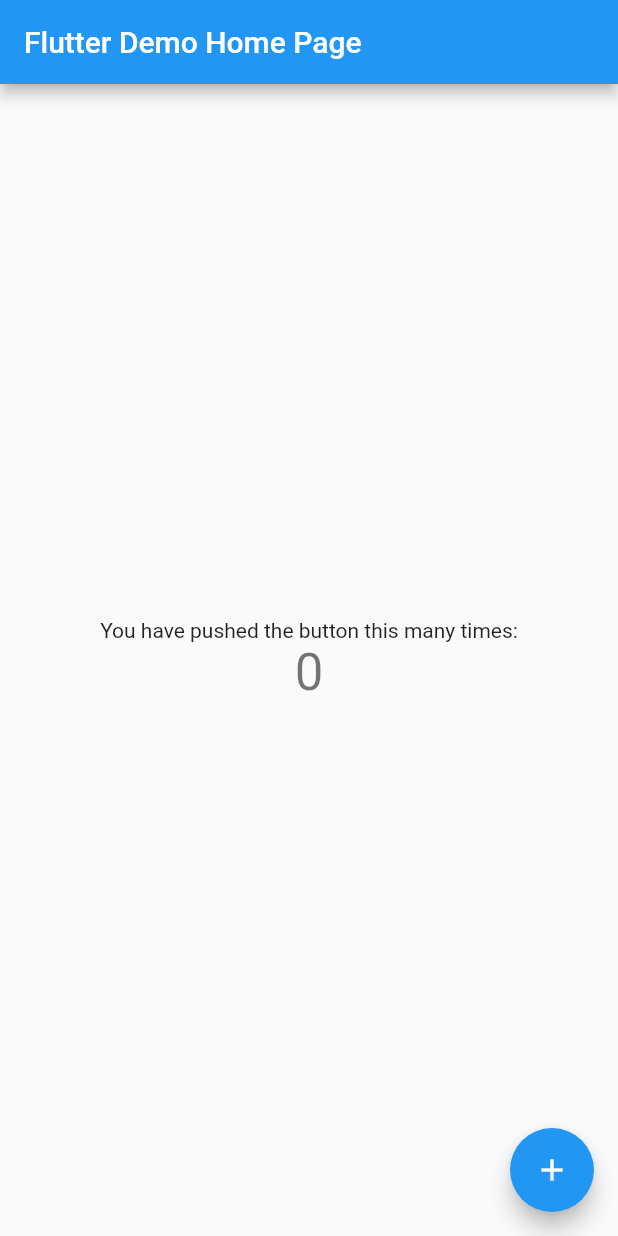
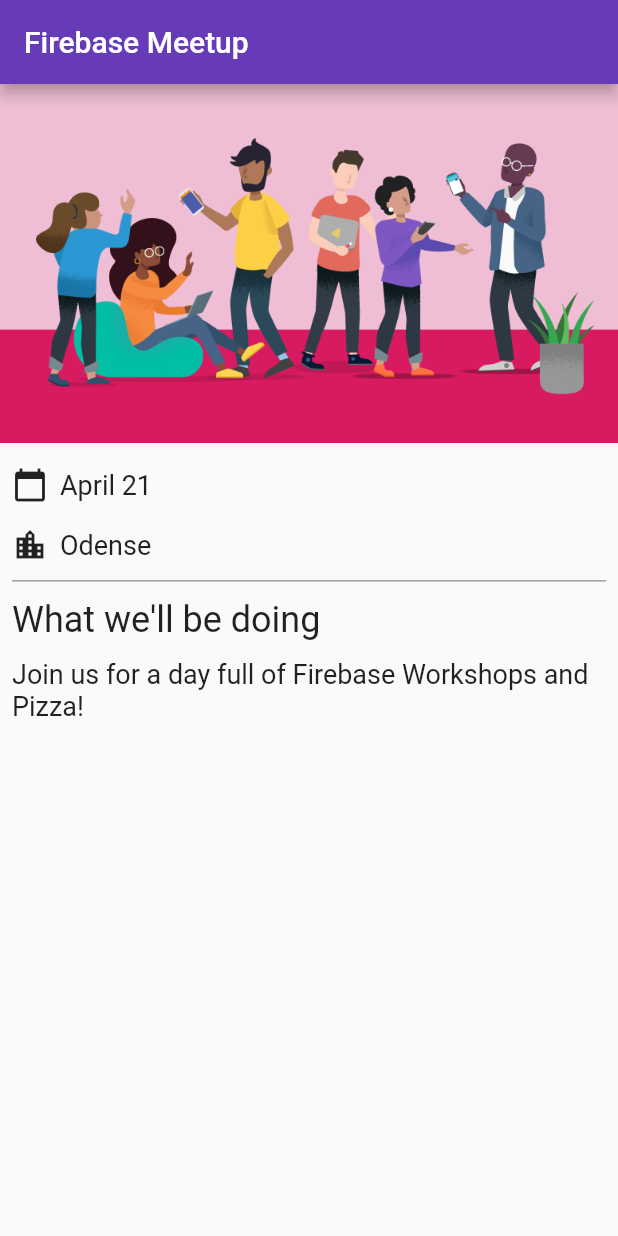
Before and after one commit to MarcKlesiewicz/learning-firebase--1, a Flutter app: the screen it shows after launch, on a phone screen of 412 x 824 dp. Run offline on Flutter 3.47's test engine with Material 2 defaults, Android fonts, the phone set to English and light mode, and no system bars; our stand-ins replace google_fonts.

Commit message:
Main layout setup

```diff
--- a/learning_firebase/lib/main.dart
+++ b/learning_firebase/lib/main.dart
@@ -1,115 +1,61 @@
 import 'package:flutter/material.dart';
+import 'package:google_fonts/google_fonts.dart';
+
+import 'src/widgets.dart';
 
 void main() {
-  runApp(const MyApp());
+  runApp(App());
 }
 
-class MyApp extends StatelessWidget {
-  const MyApp({Key? key}) : super(key: key);
-
-  // This widget is the root of your application.
+class App extends StatelessWidget {
   @override
   Widget build(BuildContext context) {
     return MaterialApp(
-      title: 'Flutter Demo',
+      debugShowCheckedModeBanner: false,
+      title: 'Firebase Meetup',
       theme: ThemeData(
-        // This is the theme of your application.
-        //
-        // Try running your application with "flutter run". You'll see the
-        // application has a blue toolbar. Then, without quitting the app, try
-        // changing the primarySwatch below to Colors.green and then invoke
-        // "hot reload" (press "r" in the console where you ran "flutter run",
-        // or simply save your changes to "hot reload" in a Flutter IDE).
-        // Notice that the counter didn't reset back to zero; the application
-        // is not restarted.
-        primarySwatch: Colors.blue,
+        buttonTheme: Theme.of(context).buttonTheme.copyWith(
+              highlightColor: Colors.deepPurple,
+            ),
+        primarySwatch: Colors.deepPurple,
+        textTheme: GoogleFonts.robotoTextTheme(
+          Theme.of(context).textTheme,
+        ),
+        visualDensity: VisualDensity.adaptivePlatformDensity,
       ),
-      home: const MyHomePage(title: 'Flutter Demo Home Page'),
+      home: const HomePage(),
     );
   }
 }
 
-class MyHomePage extends StatefulWidget {
-  const MyHomePage({Key? key, required this.title}) : super(key: key);
-
-  // This widget is the home page of your application. It is stateful, meaning
-  // that it has a State object (defined below) that contains fields that affect
-  // how it looks.
-
-  // This class is the configuration for the state. It holds the values (in this
-  // case the title) provided by the parent (in this case the App widget) and
-  // used by the build method of the State. Fields in a Widget subclass are
-  // always marked "final".
-
-  final String title;
-
-  @override
-  State<MyHomePage> createState() => _MyHomePageState();
-}
-
-class _MyHomePageState extends State<MyHomePage> {
-  int _counter = 0;
-
-  void _incrementCounter() {
-    setState(() {
-      // This call to setState tells the Flutter framework that something has
-      // changed in this State, which causes it to rerun the build method below
-      // so that the display can reflect the updated values. If we changed
-      // _counter without calling setState(), then the build method would not be
-      // called again, and so nothing would appear to happen.
-      _counter++;
-    });
-  }
+class HomePage extends StatelessWidget {
+  const HomePage({Key? key}) : super(key: key);
 
   @override
   Widget build(BuildContext context) {
-    // This method is rerun every time setState is called, for instance as done
-    // by the _incrementCounter method above.
-    //
-    // The Flutter framework has been optimized to make rerunning build methods
-    // fast, so that you can just rebuild anything that needs updating rather
-    // than having to individually change instances of widgets.
     return Scaffold(
       appBar: AppBar(
-        // Here we take the value from the MyHomePage object that was created by
-        // the App.build method, and use it to set our appbar title.
-        title: Text(widget.title),
+        title: const Text('Firebase Meetup'),
       ),
-      body: Center(
-        // Center is a layout widget. It takes a single child and positions it
-        // in the middle of the parent.
-        child: Column(
-          // Column is also a layout widget. It takes a list of children and
-          // arranges them vertically. By default, it sizes itself to fit its
-          // children horizontally, and tries to be as tall as its parent.
-          //
-          // Invoke "debug painting" (press "p" in the console, choose the
-          // "Toggle Debug Paint" action from the Flutter Inspector in Android
-          // Studio, or the "Toggle Debug Paint" command in Visual Studio Code)
-          // to see the wireframe for each widget.
-          //
-          // Column has various properties to control how it sizes itself and
-          // how it positions its children. Here we use mainAxisAlignment to
-          // center the children vertically; the main axis here is the vertical
-          // axis because Columns are vertical (the cross axis would be
-          // horizontal).
-          mainAxisAlignment: MainAxisAlignment.center,
-          children: <Widget>[
-            const Text(
-              'You have pushed the button this many times:',
-            ),
-            Text(
-              '$_counter',
-              style: Theme.of(context).textTheme.headline4,
-            ),
-          ],
-        ),
+      body: ListView(
+        children: <Widget>[
+          Image.asset('assets/codelab.png'),
+          const SizedBox(height: 8),
+          const IconAndDetail(Icons.calendar_today, 'April 21'),
+          const IconAndDetail(Icons.location_city, 'Odense'),
+          const Divider(
+            height: 8,
+            thickness: 1,
+            indent: 8,
+            endIndent: 8,
+            color: Colors.grey,
+          ),
+          const Header("What we'll be doing"),
+          const Paragraph(
+            'Join us for a day full of Firebase Workshops and Pizza!',
+          ),
+        ],
       ),
-      floatingActionButton: FloatingActionButton(
-        onPressed: _incrementCounter,
-        tooltip: 'Increment',
-        child: const Icon(Icons.add),
-      ), // This trailing comma makes auto-formatting nicer for build methods.
     );
   }
 }
--- /dev/null
+++ b/learning_firebase/lib/src/widgets.dart
@@ -0,0 +1,63 @@
+import 'package:flutter/material.dart';
+
+class Header extends StatelessWidget {
+  const Header(this.heading);
+  final String heading;
+
+  @override
+  Widget build(BuildContext context) => Padding(
+        padding: const EdgeInsets.all(8.0),
+        child: Text(
+          heading,
+          style: const TextStyle(fontSize: 24),
+        ),
+      );
+}
+
+class Paragraph extends StatelessWidget {
+  const Paragraph(this.content);
+  final String content;
+  @override
+  Widget build(BuildContext context) => Padding(
+        padding: const EdgeInsets.symmetric(horizontal: 8, vertical: 4),
+        child: Text(
+          content,
+          style: const TextStyle(fontSize: 18),
+        ),
+      );
+}
+
+class IconAndDetail extends StatelessWidget {
+  const IconAndDetail(this.icon, this.detail);
+  final IconData icon;
+  final String detail;
+
+  @override
+  Widget build(BuildContext context) => Padding(
+        padding: const EdgeInsets.all(8.0),
+        child: Row(
+          children: [
+            Icon(icon),
+            const SizedBox(width: 8),
+            Text(
+              detail,
+              style: const TextStyle(fontSize: 18),
+            )
+          ],
+        ),
+      );
+}
+
+class StyledButton extends StatelessWidget {
+  const StyledButton({required this.child, required this.onPressed});
+  final Widget child;
+  final void Function() onPressed;
+
+  @override
+  Widget build(BuildContext context) => OutlinedButton(
+        style: OutlinedButton.styleFrom(
+            side: const BorderSide(color: Colors.deepPurple)),
+        onPressed: onPressed,
+        child: child,
+      );
+}
```
Also changed, not shown: learning_firebase/lib/src/authentication.dart (added, +429 -0 lines), learning_firebase/pubspec.yaml (+6 -73 lines), learning_firebase/assets/codelab.png (added), 1 other file.
